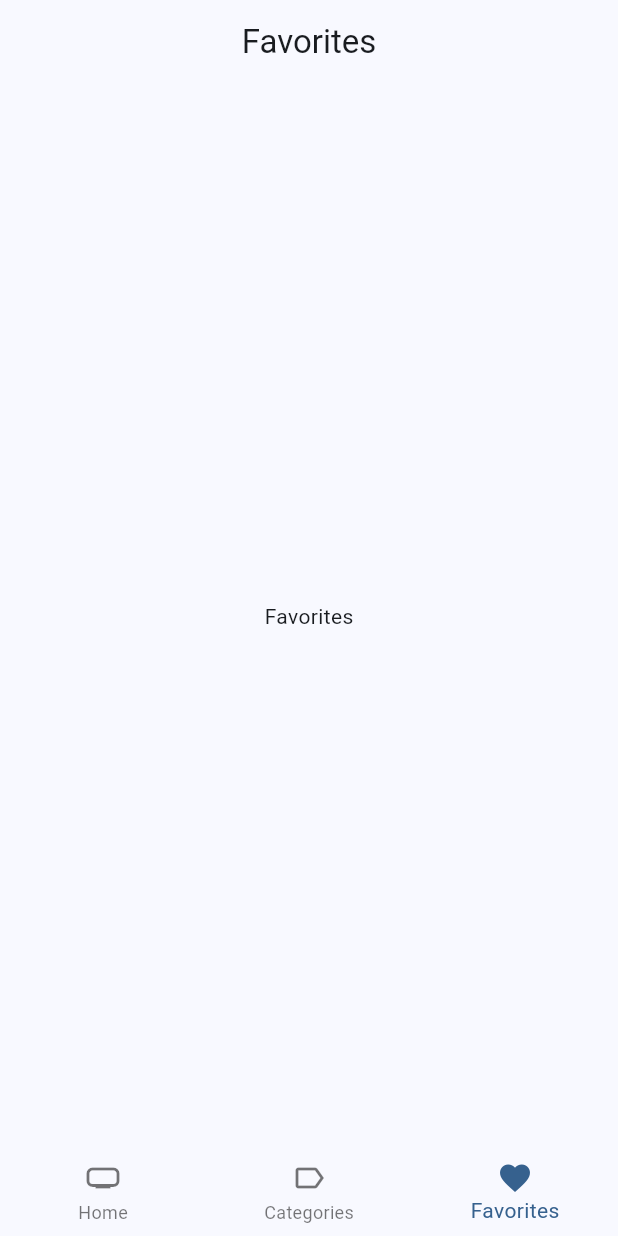
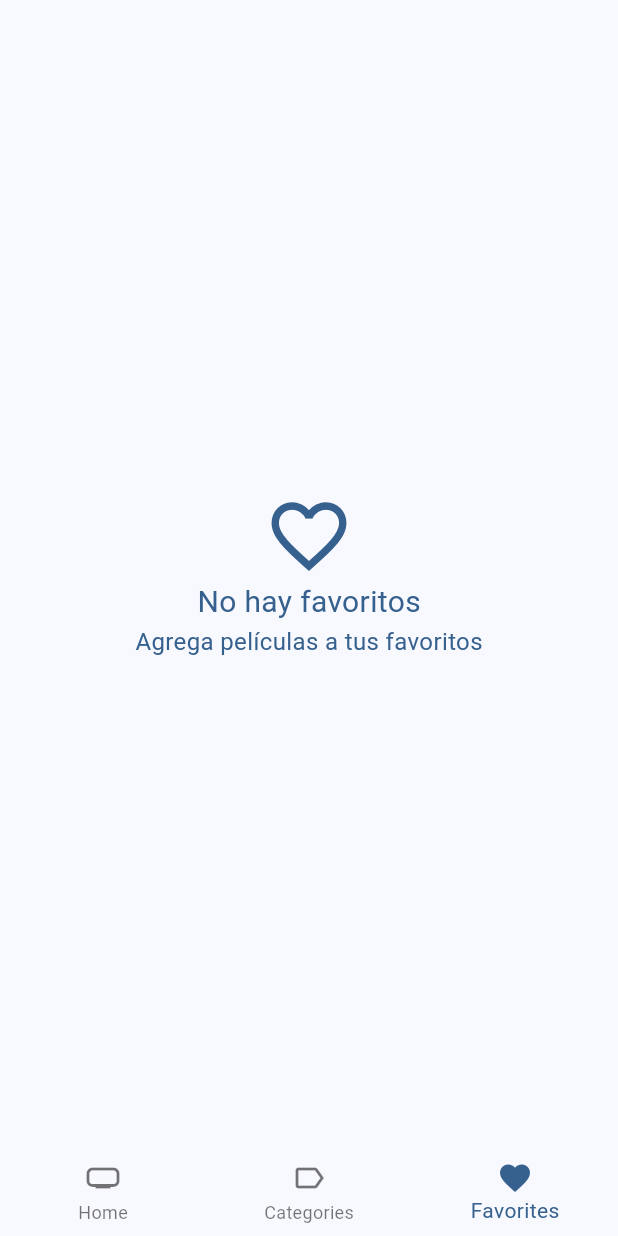
Before and after one commit to drverao/cinemapedia, a Flutter app: the screen it shows after launch, item 3 of the bottom bar chosen, on a phone screen of 412 x 824 dp. Run offline on Flutter 3.47's test engine with Material 2 defaults, Android fonts, the phone set to English and light mode, and no system bars; our stand-ins replace animate_do, card_swiper, dio, flutter_dotenv, flutter_riverpod, go_router and 1 more; accounts and stored records are empty; generated files the repository leaves out were written again; network calls fail.

Commit message:
fin favoritos

```diff
--- a/lib/presentation/providers/providers.dart
+++ b/lib/presentation/providers/providers.dart
@@ -6,3 +6,6 @@ export 'movies/initial_loading_provider.dart';
 export 'actors/actors_by_movie_provider.dart';
 export 'actors/actors_repository_provider.dart';
 export 'search/search_movie_provider.dart';
+export 'storage/local_storage_provider.dart';
+export 'storage/favorites_movies_provider.dart';
+export 'movies/movie_info_provider.dart';
--- a/lib/presentation/views/movies/favorites_view.dart
+++ b/lib/presentation/views/movies/favorites_view.dart
@@ -1,17 +1,59 @@
+import 'package:cinemapedia/presentation/providers/providers.dart';
+import 'package:cinemapedia/presentation/widgets/widgets.dart';
 import 'package:flutter/material.dart';
+import 'package:flutter_riverpod/flutter_riverpod.dart';
 
-class FavoritesView extends StatelessWidget {
+class FavoritesView extends ConsumerStatefulWidget {
   const FavoritesView({super.key});
 
   @override
+  FavoritesViewState createState() => FavoritesViewState();
+}
+
+class FavoritesViewState extends ConsumerState<FavoritesView> {
+  bool isLastPage = false;
+  bool isLoading = false;
+  @override
+  void initState() {
+    super.initState();
+    loadNextPage();
+  }
+
+  void loadNextPage() async {
+    if (isLoading || isLastPage) return;
+
+    isLoading = true;
+    final movies =
+        await ref.read(favoritesMoviesProvider.notifier).loadNextPage();
+    isLoading = false;
+
+    if (movies.isEmpty) {
+      isLastPage = true;
+    }
+  }
+
+  @override
   Widget build(BuildContext context) {
+    final favoritesMovies = ref.watch(favoritesMoviesProvider).values.toList();
+
+    if (favoritesMovies.isEmpty) {
+      final colors = Theme.of(context).colorScheme;
+      return Center(
+          child: Column(
+        mainAxisAlignment: MainAxisAlignment.center,
+        crossAxisAlignment: CrossAxisAlignment.center,
+        children: [
+          Icon(Icons.favorite_outline_sharp, size: 60, color: colors.primary),
+          Text('No hay favoritos',
+              style: TextStyle(color: colors.primary, fontSize: 20)),
+          Text('Agrega películas a tus favoritos',
+              style: TextStyle(color: colors.primary, fontSize: 16)),
+        ],
+      ));
+    }
+
     return Scaffold(
-        appBar: AppBar(
-          title: const Text('Favorites'),
-          centerTitle: true,
-        ),
-        body: const Center(
-          child: Text('Favorites'),
-        ));
+        body:
+            MovieMasonry(movies: favoritesMovies, loadNextPage: loadNextPage));
   }
 }
--- a/lib/presentation/widgets/shared/custom_appbar.dart
+++ b/lib/presentation/widgets/shared/custom_appbar.dart
@@ -43,7 +43,7 @@ class CustomAppbar extends ConsumerWidget {
                                     .searchMoviesByQuery))
                         .then((movie) {
                       if (movie == null) return;
-                      context.push('/movie/${movie.id}');
+                      context.push('/home/0/movie/${movie.id}');
                     });
                   },
                   icon: const Icon(Icons.search))
--- a/lib/presentation/widgets/widgets.dart
+++ b/lib/presentation/widgets/widgets.dart
@@ -1,5 +1,7 @@
 export 'movies/movie_horizontal_listview.dart';
 export 'movies/movies_slideshow.dart';
+export 'movies/movie_masonry.dart';
+export 'movies/movie_poster_link.dart';
 export 'shared/custom_appbar.dart';
 export 'shared/custom_bottom_navigationbar.dart';
 export 'shared/full_screen_loader.dart';
--- a/pubspec.yaml
+++ b/pubspec.yaml
@@ -36,13 +36,19 @@ dependencies:
     sdk: flutter
   flutter_dotenv: ^5.1.0
   flutter_riverpod: ^2.4.0
+  flutter_staggered_grid_view: ^0.7.0
   go_router: ^10.1.2
   intl: ^0.18.1
+  isar: ^3.1.0+1
+  isar_flutter_libs: ^3.1.0+1
+  path_provider: ^2.1.1
 
 dev_dependencies:
+  build_runner: ^2.4.6
   flutter_lints: ^2.0.0
   flutter_test:
     sdk: flutter
+  isar_generator: ^3.1.0+1
 
 # For information on the generic Dart part of this file, see the
 # following page: https://dart.dev/tools/pub/pubspec
```
Also changed, not shown: lib/domain/datasources/local_storage_datasource.dart (added, +9 -0 lines), lib/domain/entities/movie.dart (+7 -0 lines), lib/domain/repository/local_storage_repository.dart (added, +9 -0 lines), lib/infrastructure/datasources/isar_datasource.dart (added, +51 -0 lines), lib/infrastructure/repositories/local_storage_repository_impl.dart (added, +24 -0 lines), lib/presentation/providers/storage/favorites_movies_provider.dart (added, +44 -0 lines), lib/presentation/providers/storage/local_storage_provider.dart (added, +7 -0 lines), lib/presentation/screens/movies/movie_screen.dart (+67 -22 lines), lib/presentation/widgets/movies/movie_masonry.dart (added, +59 -0 lines), lib/presentation/widgets/movies/movie_poster_link.dart (added, +22 -0 lines), lib/domain/entities/movie.g.dart (added), pubspec.lock, 6 other files.
